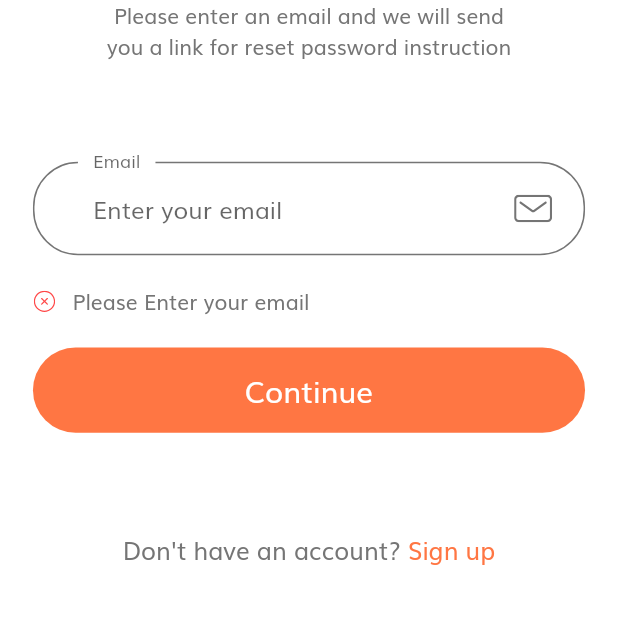
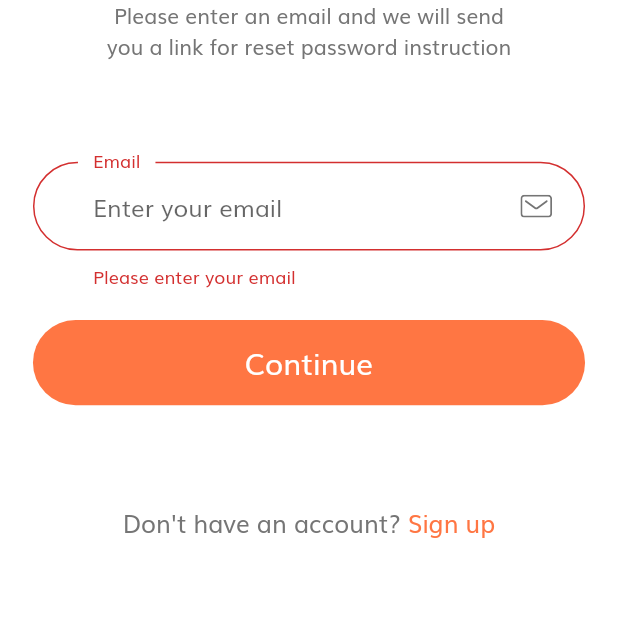
Before and after one commit to minhdao88/flutter-shop-app, a Flutter app: the ForgotPasswordScreen screen opened by its route, after a tap on "Continue", on a phone screen of 412 x 824 dp, the part 192-816 px from its top. Run offline on Flutter 3.47's test engine with Material 2 defaults, Android fonts, the phone set to English and light mode, and no system bars; our stand-ins replace flutter_svg.

```diff
--- a/lib/screens/sign_in/components/custom_suffix_icon.dart
+++ b/lib/components/custom_suffix_icon.dart
@@ -17,7 +17,7 @@ class CustomSuffixIcon extends StatelessWidget {
       ),
       child: SvgPicture.asset(
         svgIcon,
-        height: getProportionateScreenHeight(18)
+        height: getProportionateScreenHeight(15)
       ),
     );
   }
--- a/lib/constants.dart
+++ b/lib/constants.dart
@@ -15,8 +15,8 @@ const kAnimationDuration = Duration(milliseconds: 200);
 // Form Error
 final RegExp emailValidatorRegExp =
     RegExp(r"^[a-zA-Z0-9.]+@[a-zA-Z0-9]+\.[a-zA-Z]+");
-const String kEmailNullError = "Please Enter your email";
-const String kInvalidEmailError = "Please Enter Valid Email";
-const String kPassNullError = "Please Enter your password";
+const String kEmailNullError = "Please enter your email";
+const String kInvalidEmailError = "Please enter valid email";
+const String kPassNullError = "Please enter your password";
 const String kShortPassError = "Password is too short";
 const String kMatchPassError = "Passwords don't match";
--- a/lib/routes.dart
+++ b/lib/routes.dart
@@ -2,6 +2,7 @@ import 'package:flutter/widgets.dart';
 import 'package:shop_app/screens/forgot_password/forgot_password_screen.dart';
 import 'package:shop_app/screens/login_success/login_success_screen.dart';
 import 'package:shop_app/screens/sign_in/sign_in_screen.dart';
+import 'package:shop_app/screens/sign_up/sign_up_screen.dart';
 import 'package:shop_app/screens/splash/splash_screen.dart';
 
 
@@ -10,4 +11,5 @@ final Map<String, WidgetBuilder> routes = {
   SignInScreen.routeName: (context) => SignInScreen(),
   ForgotPasswordScreen.routeName: (context) => ForgotPasswordScreen(),
   LoginSuccessScreen.routeName: (context) => LoginSuccessScreen(),
+  SignUpScreen.routeName: (context) => SignUpScreen()
 };
--- a/lib/screens/forgot_password/components/forgot_password_form.dart
+++ b/lib/screens/forgot_password/components/forgot_password_form.dart
@@ -1,9 +1,8 @@
 import 'package:flutter/material.dart';
+import 'package:shop_app/components/custom_suffix_icon.dart';
 import 'package:shop_app/constants.dart';
 import 'package:shop_app/size_config.dart';
 import 'package:shop_app/components/default_button.dart';
-import 'package:shop_app/screens/sign_in/components/custom_suffix_icon.dart';
-import 'package:shop_app/screens/sign_in/components/form_error.dart';
 import 'package:shop_app/screens/sign_in/components/no_account_text.dart';
 
 
@@ -26,8 +25,6 @@ class _ForgotPasswordFormState extends State<ForgotPasswordForm> {
         children: [
           buildEmailFormField(),
           SizedBox(height: getProportionateScreenHeight(20)),
-          FormErrors(errors: errors),
-          SizedBox(height: getProportionateScreenHeight(20)),
           DefaultButton(
             text: "Continue",
             press: () {
@@ -48,29 +45,15 @@ class _ForgotPasswordFormState extends State<ForgotPasswordForm> {
       keyboardType: TextInputType.emailAddress,
       onSaved: (newValue) => email = newValue,
       onChanged: (value) {
-        if (value.isNotEmpty && errors.contains(kEmailNullError)) {
-          setState(() {
-            errors.remove(kEmailNullError);
-          });
-        } else if (value.isNotEmpty &&
-            emailValidatorRegExp.hasMatch(value) &&
-            errors.contains(kInvalidEmailError)) {
-          setState(() {
-            errors.remove(kInvalidEmailError);
-          });
-        }
+        _formKey.currentState.validate();
       },
       validator: (value) {
         if (value.isEmpty && !errors.contains(kEmailNullError)) {
-          setState(() {
-            errors.add(kEmailNullError);
-          });
+          return kEmailNullError;
         } else if (value.isNotEmpty &&
             !emailValidatorRegExp.hasMatch(value) &&
             !errors.contains(kInvalidEmailError)) {
-          setState(() {
-            errors.add(kInvalidEmailError);
-          });
+          return kInvalidEmailError;
         }
         return null;
       },
--- a/lib/screens/sign_in/components/form_error.dart
+++ /dev/null
@@ -1,37 +0,0 @@
-import 'package:flutter/material.dart';
-import 'package:flutter_svg/svg.dart';
-import 'package:shop_app/size_config.dart';
-
-
-class FormErrors extends StatelessWidget {
-  const FormErrors({
-    Key key,
-    @required this.errors,
-  }) : super(key: key);
-
-  final List<String> errors;
-
-  @override
-  Widget build(BuildContext context) {
-    return Column(
-      children: List.generate(
-        errors.length,
-        (index) => formTextError(error: errors[index])
-      )
-    );
-  }
-
-  Row formTextError({String error}) {
-    return Row(
-        children: [
-          SvgPicture.asset(
-            "assets/icons/Error.svg",
-            width: getProportionateScreenWidth(14),
-            height: getProportionateScreenHeight(14),
-          ),
-          SizedBox(width: getProportionateScreenWidth(10)),
-          Text(error)
-        ]
-      );
-  }
-}
--- a/lib/screens/sign_in/components/no_account_text.dart
+++ b/lib/screens/sign_in/components/no_account_text.dart
@@ -1,5 +1,6 @@
 import 'package:flutter/material.dart';
 import 'package:shop_app/constants.dart';
+import 'package:shop_app/screens/sign_up/sign_up_screen.dart';
 import 'package:shop_app/size_config.dart';
 
 
@@ -19,12 +20,15 @@ class NoAccountText extends StatelessWidget {
             fontSize: getProportionateScreenHeight(16)
           )
         ),
-        Text(
-          " Sign up",
-          style: TextStyle(
-            fontSize: getProportionateScreenHeight(16),
-            color: kPrimaryColor
-          )
+        GestureDetector(
+          onTap: () => Navigator.pushNamed(context, SignUpScreen.routeName),
+          child: Text(
+            " Sign up",
+            style: TextStyle(
+              fontSize: getProportionateScreenHeight(16),
+              color: kPrimaryColor
+            )
+          ),
         )
       ]
     );
```
Also changed, not shown: lib/components/social_media.dart (renamed from lib/screens/sign_in/components/social_icon.dart, +28 -0 lines), lib/screens/sign_in/components/body.dart (+2 -18 lines), lib/screens/sign_in/components/signin_form.dart (+29 -54 lines), lib/screens/sign_up/components/body.dart (added, +52 -0 lines), lib/screens/sign_up/components/signup_form.dart (added, +114 -0 lines), lib/screens/sign_up/sign_up_screen.dart (added, +16 -0 lines).
